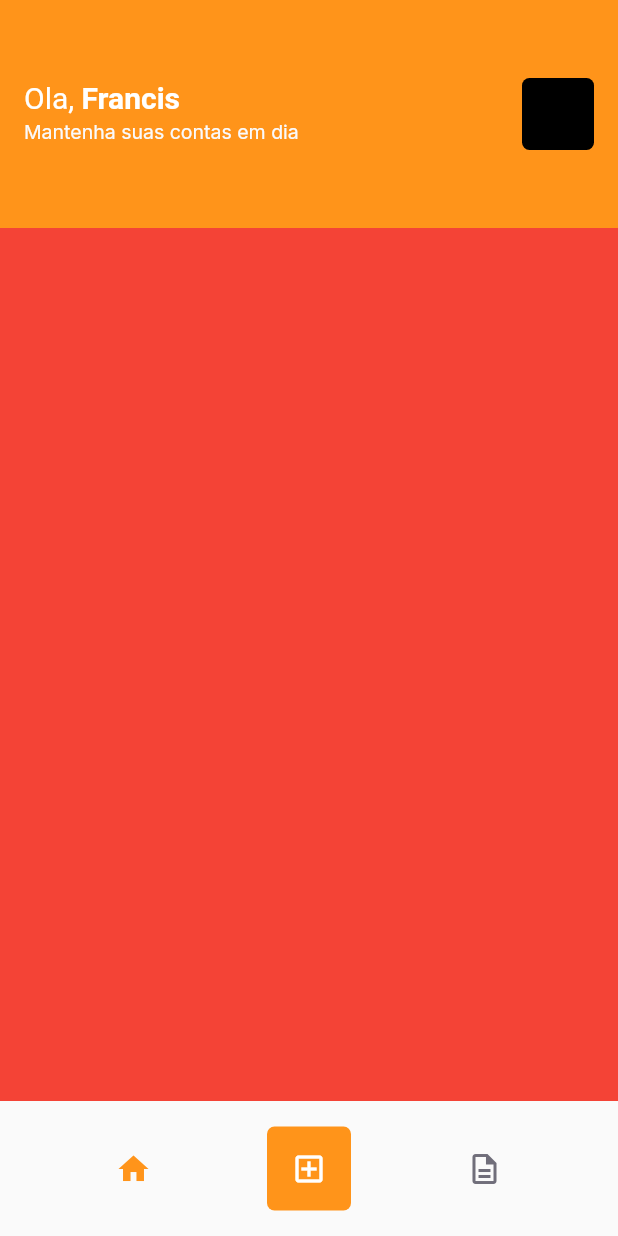
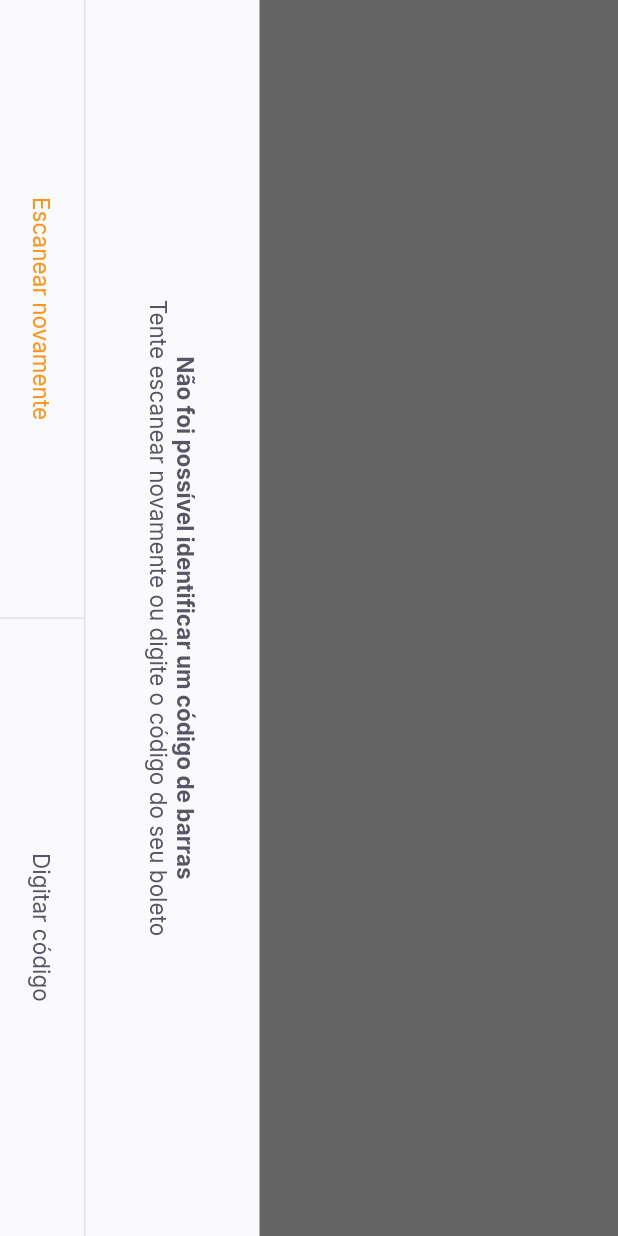
Before and after one commit to francis584/payflow, a Flutter app: the HomePage screen opened by its route, after a tap on the "add box" icon, on a phone screen of 412 x 824 dp. Run offline on Flutter 3.47's test engine with Material 2 defaults, Android fonts, the phone set to English and light mode, and no system bars; our stand-ins replace firebase_core, google_fonts, google_sign_in, shared_preferences; accounts and stored records are empty.

Commit message:
Barcode_scanner layout done

```diff
--- a/lib/app_widget.dart
+++ b/lib/app_widget.dart
@@ -1,4 +1,6 @@
 import 'package:flutter/material.dart';
+import 'package:flutter/services.dart';
+import 'package:payflow/modules/barcode_scanner/barcode_scanner_page.dart';
 import 'package:payflow/modules/home/home_page.dart';
 import 'package:payflow/modules/login/login_page.dart';
 import 'package:payflow/modules/splash/splash_page.dart';
@@ -6,19 +8,23 @@ import 'package:payflow/shared/themes/app_colors.dart';
 
 class AppWidget extends StatelessWidget {
   // This widget is the root of your application.
+  AppWidget() {
+    SystemChrome.setPreferredOrientations(
+        [DeviceOrientation.portraitDown, DeviceOrientation.portraitUp]);
+  }
   @override
   Widget build(BuildContext context) {
     return MaterialApp(
         title: 'Flutter Demo',
         theme: ThemeData(
-          primaryColor: AppColors.primary,
-        ),
+            primaryColor: AppColors.primary, primarySwatch: Colors.orange),
         home: LoginPage(),
         initialRoute: "/splash",
         routes: {
           "/splash": (context) => SplashPage(),
           "/home": (context) => HomePage(),
           "/login": (context) => LoginPage(),
+          "/barcode_scanner": (context) => BarcodeScannerPage(),
         });
   }
 }
--- /dev/null
+++ b/lib/modules/barcode_scanner/barcode_scanner_page.dart
@@ -0,0 +1,64 @@
+import 'package:flutter/material.dart';
+import 'package:payflow/shared/themes/app_colors.dart';
+import 'package:payflow/shared/themes/app_text_styles.dart';
+import 'package:payflow/shared/widgets/bottom_sheet/bottom_sheet_widget.dart';
+import 'package:payflow/shared/widgets/set_label_buttons/set_label_buttons.dart';
+
+class BarcodeScannerPage extends StatelessWidget {
+  const BarcodeScannerPage({Key? key}) : super(key: key);
+
+  @override
+  Widget build(BuildContext context) {
+    return BottomSheetWidget(
+        title: "Não foi possível identificar um código de barras",
+        subTitle: "Tente escanear novamente ou digite o código do seu boleto",
+        primaryLabel: "Escanear novamente",
+        primaryOnPressed: () {},
+        secondaryLabel: "Digitar código",
+        secondaryOnPressed: () {});
+    return SafeArea(
+      top: true,
+      bottom: true,
+      left: true,
+      right: true,
+      child: RotatedBox(
+        quarterTurns: 1,
+        child: Scaffold(
+          appBar: AppBar(
+            backgroundColor: Colors.black,
+            title: Text(
+              "Escaneie o código de barras do boleto",
+              style: TextStyles.buttonBackground,
+            ),
+            leading: BackButton(
+              color: AppColors.background,
+            ),
+          ),
+          body: Column(
+            children: [
+              Expanded(
+                  child: Container(
+                color: Colors.black,
+              )),
+              Expanded(
+                  flex: 2,
+                  child: Container(
+                    color: Colors.transparent,
+                  )),
+              Expanded(
+                  child: Container(
+                color: Colors.black,
+              ))
+            ],
+          ),
+          bottomNavigationBar: SetLabelButtonsWidget(
+            primaryLabel: "Inserir código do boleto",
+            primaryOnPressed: () {},
+            secondaryLabel: "Adicionar da galeria",
+            secondaryOnPressed: () {},
+          ),
+        ),
+      ),
+    );
+  }
+}
--- a/lib/modules/home/home_page.dart
+++ b/lib/modules/home/home_page.dart
@@ -65,7 +65,7 @@ class _HomePageState extends State<HomePage> {
                   icon: Icon(Icons.home, color: AppColors.primary)),
               GestureDetector(
                 onTap: () {
-                  print("Clicou");
+                  Navigator.pushNamed(context, "/barcode_scanner");
                 },
                 child: Container(
                   width: 56,
--- /dev/null
+++ b/lib/shared/widgets/bottom_sheet/bottom_sheet_widget.dart
@@ -0,0 +1,71 @@
+import 'package:flutter/material.dart';
+import 'package:payflow/shared/themes/app_colors.dart';
+import 'package:payflow/shared/themes/app_text_styles.dart';
+import 'package:payflow/shared/widgets/set_label_buttons/set_label_buttons.dart';
+
+class BottomSheetWidget extends StatelessWidget {
+  final String primaryLabel;
+  final VoidCallback primaryOnPressed;
+  final String secondaryLabel;
+  final VoidCallback secondaryOnPressed;
+  final String title;
+  final String subTitle;
+
+  const BottomSheetWidget(
+      {Key? key,
+      required this.primaryLabel,
+      required this.primaryOnPressed,
+      required this.secondaryLabel,
+      required this.secondaryOnPressed,
+      required this.title,
+      required this.subTitle})
+      : super(key: key);
+
+  @override
+  Widget build(BuildContext context) {
+    return SafeArea(
+      child: RotatedBox(
+        quarterTurns: 1,
+        child: Material(
+          child: Container(
+            color: AppColors.shape,
+            child: Column(
+              children: [
+                Expanded(
+                    child: Container(
+                  color: Colors.black.withOpacity(0.6),
+                )),
+                Column(
+                  children: [
+                    Padding(
+                      padding: const EdgeInsets.all(40),
+                      child: Text.rich(
+                        TextSpan(
+                            text: title,
+                            style: TextStyles.buttonBoldHeading,
+                            children: [
+                              TextSpan(
+                                  text: "\n$subTitle",
+                                  style: TextStyles.buttonHeading)
+                            ]),
+                        textAlign: TextAlign.center,
+                      ),
+                    ),
+                    Container(height: 1, color: AppColors.stroke),
+                    SetLabelButtonsWidget(
+                      primaryLabel: primaryLabel,
+                      primaryOnPressed: primaryOnPressed,
+                      secondaryLabel: secondaryLabel,
+                      secondaryOnPressed: secondaryOnPressed,
+                      enablePrimaryColor: true,
+                    )
+                  ],
+                ),
+              ],
+            ),
+          ),
+        ),
+      ),
+    );
+  }
+}
--- /dev/null
+++ b/lib/shared/widgets/divider_vertical/divider_vertical_widget.dart
@@ -0,0 +1,15 @@
+import 'package:flutter/material.dart';
+import 'package:payflow/shared/themes/app_colors.dart';
+
+class DividerVerticalWidget extends StatelessWidget {
+  const DividerVerticalWidget({Key? key}) : super(key: key);
+
+  @override
+  Widget build(BuildContext context) {
+    return Container(
+      width: 1,
+      height: double.maxFinite,
+      color: AppColors.stroke,
+    );
+  }
+}
--- /dev/null
+++ b/lib/shared/widgets/label_button/label_button.dart
@@ -0,0 +1,24 @@
+import 'package:flutter/material.dart';
+import 'package:payflow/shared/themes/app_text_styles.dart';
+
+class LabelButtonWidget extends StatelessWidget {
+  final String label;
+  final VoidCallback onPressed;
+  final TextStyle? style;
+  const LabelButtonWidget(
+      {Key? key, required this.label, required this.onPressed, this.style})
+      : super(key: key);
+
+  @override
+  Widget build(BuildContext context) {
+    return Container(
+      height: 56,
+      child: TextButton(
+          onPressed: onPressed,
+          child: Text(
+            label,
+            style: style ?? TextStyles.buttonHeading,
+          )),
+    );
+  }
+}
--- /dev/null
+++ b/lib/shared/widgets/set_label_buttons/set_label_buttons.dart
@@ -0,0 +1,45 @@
+import 'package:flutter/material.dart';
+import 'package:payflow/shared/themes/app_text_styles.dart';
+import 'package:payflow/shared/widgets/divider_vertical/divider_vertical_widget.dart';
+import 'package:payflow/shared/widgets/label_button/label_button.dart';
+
+class SetLabelButtonsWidget extends StatelessWidget {
+  final String primaryLabel;
+  final VoidCallback primaryOnPressed;
+  final String secondaryLabel;
+  final VoidCallback secondaryOnPressed;
+  final bool enablePrimaryColor;
+  const SetLabelButtonsWidget(
+      {Key? key,
+      required this.primaryLabel,
+      required this.primaryOnPressed,
+      required this.secondaryLabel,
+      required this.secondaryOnPressed,
+      this.enablePrimaryColor = false})
+      : super(key: key);
+
+  @override
+  Widget build(BuildContext context) {
+    return Container(
+      height: 56,
+      child: Row(
+        children: [
+          Expanded(
+            child: LabelButtonWidget(
+              label: primaryLabel,
+              onPressed: primaryOnPressed,
+              style: enablePrimaryColor ? TextStyles.buttonPrimary : null,
+            ),
+          ),
+          DividerVerticalWidget(),
+          Expanded(
+            child: LabelButtonWidget(
+              label: secondaryLabel,
+              onPressed: secondaryOnPressed,
+            ),
+          ),
+        ],
+      ),
+    );
+  }
+}
--- a/pubspec.yaml
+++ b/pubspec.yaml
@@ -31,6 +31,9 @@ dependencies:
   firebase_core: ^1.3.0
   google_sign_in: ^5.0.4
   shared_preferences: ^2.0.6
+  google_ml_kit: ^0.6.0
+  camera: ^0.8.1+3
+  image_picker: ^0.8.1+1
   # google_sign_in_web: ^0.10.0
 
 dev_dependencies:
```
Also changed, not shown: pubspec.lock.
